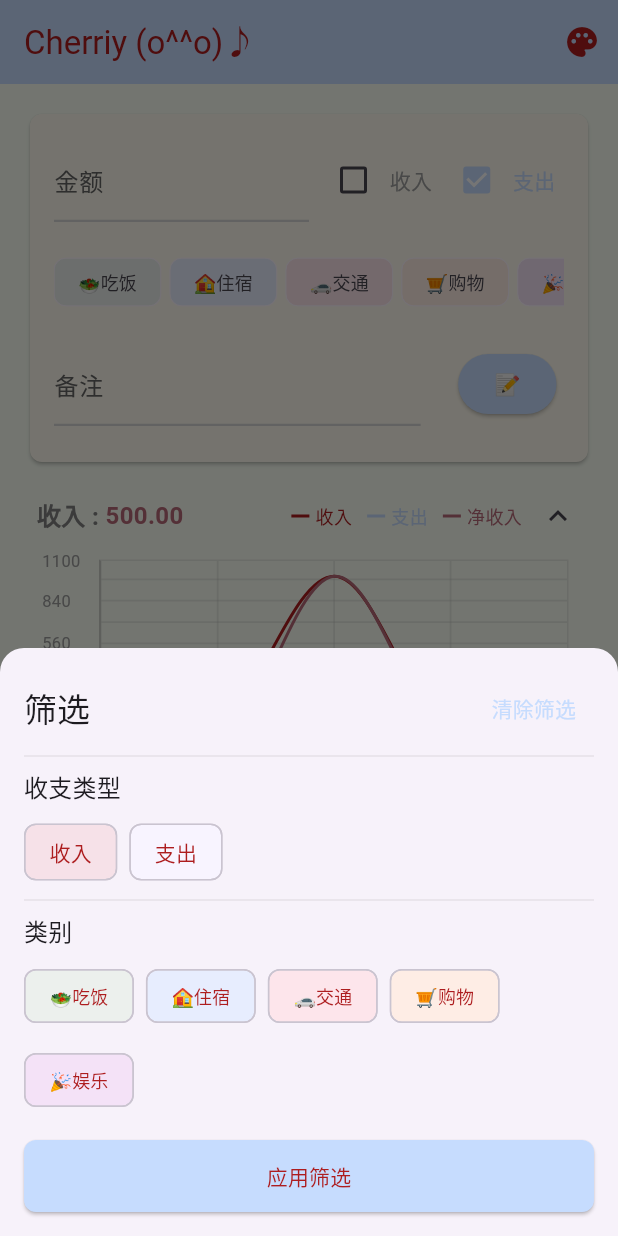
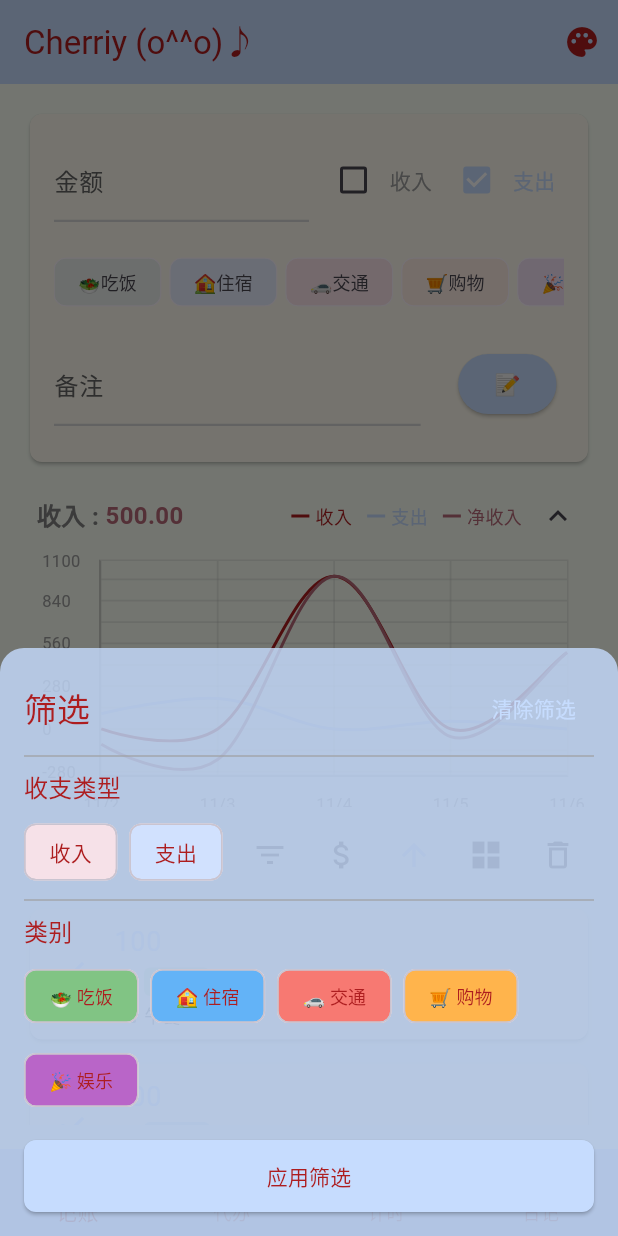
Before and after one commit to White-Lulu/cherriy, a Flutter app: the screen it shows after launch, after a tap on the "filter list" icon, on a phone screen of 412 x 824 dp. Run offline on Flutter 3.47's test engine with Material 3 defaults, Android fonts, the phone set to English and light mode, and no system bars; drawn by our look-alikes of fl_chart; our stand-ins replace flutter_colorpicker, image_picker, shared_preferences.

Commit message:
存一下

```diff
--- a/lib/accountingpage.dart
+++ b/lib/accountingpage.dart
@@ -295,6 +295,7 @@ class AccountingPageState extends State<AccountingPage> {
       shape: RoundedRectangleBorder(
         borderRadius: BorderRadius.vertical(top: Radius.circular(16)),
       ),
+      backgroundColor: themeColor.withOpacity(0.8),
       builder: (BuildContext context) {
         return StatefulBuilder(
           builder: (BuildContext context, StateSetter setState) {
@@ -325,7 +326,7 @@ class AccountingPageState extends State<AccountingPage> {
                       ),
                     ],
                   ),
-                  Divider(color: Colors.grey.withOpacity(0.2), thickness: 1),
+                  Divider(color: Colors.grey.withOpacity(0.8), thickness: 1),
                   Text('收支类型', style: Theme.of(context).textTheme.titleMedium),
                   SizedBox(height: 8),
                   Row(
@@ -354,23 +355,23 @@ class AccountingPageState extends State<AccountingPage> {
                             selectedTransactionType = selected ? '支出' : null;
                           });
                         },
-                        backgroundColor: coldColor.withOpacity(0.1),
-                        selectedColor: coldColor.withOpacity(0.2),
+                        backgroundColor: coldColor.withOpacity(0.8),
+                        selectedColor: coldColor.withOpacity(0.9),
                         checkmarkColor: coldColor,
                         labelStyle: TextStyle(
-                          color: selectedTransactionType == '支出' ? coldColor : textColor,
+                          color: selectedTransactionType == '支出' ? coldColor : textColor, // 比这个颜色深一些
                         ),
                       ),
                     ],
                   ),
-                  Divider(color: Colors.grey.withOpacity(0.2), thickness: 1),
+                  Divider(color: Colors.grey.withOpacity(0.8), thickness: 1),
                   Text('类别', style: Theme.of(context).textTheme.titleMedium),
                   SizedBox(height: 8),
                   Wrap(
                     spacing: 8,
                     runSpacing: 8,
                     children: categories.map((category) {
-                      String categoryString = '${category['emoji']}${category['label']}';
+                      String categoryString = '${category['emoji']} ${category['label']}';
                       bool isSelected = selectedFilterCategories.contains(categoryString);
                       return FilterChip(
                         label: Text(categoryString),
@@ -384,8 +385,8 @@ class AccountingPageState extends State<AccountingPage> {
                             }
                           });
                         },
-                        backgroundColor: category['color'].withOpacity(0.1),
-                        selectedColor: category['color'].withOpacity(0.2),
+                        backgroundColor: category['color'].withOpacity(0.7),
+                        selectedColor: category['color'].withOpacity(0.8),
                         checkmarkColor: category['color'],
                         labelStyle: TextStyle(
                           color: isSelected ? category['color'] : textColor,
--- a/lib/providers/theme_provider.dart
+++ b/lib/providers/theme_provider.dart
@@ -104,6 +104,9 @@ class ThemeProvider with ChangeNotifier {
       textTheme: TextTheme(
         headlineMedium: TextStyle(color: Color(themeTextColor)),
         bodyMedium: TextStyle(color: Color(themeTextColor)),
+        //bodyLarge: TextStyle(color: Colors.white),
+        titleLarge: TextStyle(color: Color(themeTextColor)),
+        titleMedium: TextStyle(color: Color(themeTextColor)),
       ),
       dialogTheme: DialogTheme(
         backgroundColor: Color(primaryColor).withOpacity(0.8),
--- a/lib/widgets/emoji_dialog.dart
+++ b/lib/widgets/emoji_dialog.dart
@@ -26,7 +26,7 @@ class _EmojiDialogState extends State<EmojiDialog> {
   @override
   Widget build(BuildContext context) {
     return AlertDialog(
-      title: Text(widget.title),
+      title: Text(widget.title,style: TextStyle(color: Theme.of(context).textTheme.bodyMedium?.color ?? Colors.black),),
       titlePadding: EdgeInsets.only(
         left: 24,
         top: 24,
@@ -73,14 +73,14 @@ class _EmojiDialogState extends State<EmojiDialog> {
               TextButton(
                 child: Text(
                   '取消',
-                  style: TextStyle(color: Colors.black, fontSize: 15),
+                  style: TextStyle(color: Theme.of(context).textTheme.bodyMedium?.color ?? Colors.black, fontSize: 15),
                 ),
                 onPressed: () => Navigator.of(context).pop(),
               ),
               TextButton(
                 child: Text(
                   '添加',
-                  style: TextStyle(color: Colors.black, fontSize: 15),
+                  style: TextStyle(color: Theme.of(context).textTheme.bodyMedium?.color ?? Colors.black, fontSize: 15),
                 ),
                 onPressed: () {
                   Navigator.of(context).pop({
```
Also changed, not shown: lib/widgets/category_dialog.dart (+4 -4 lines).
